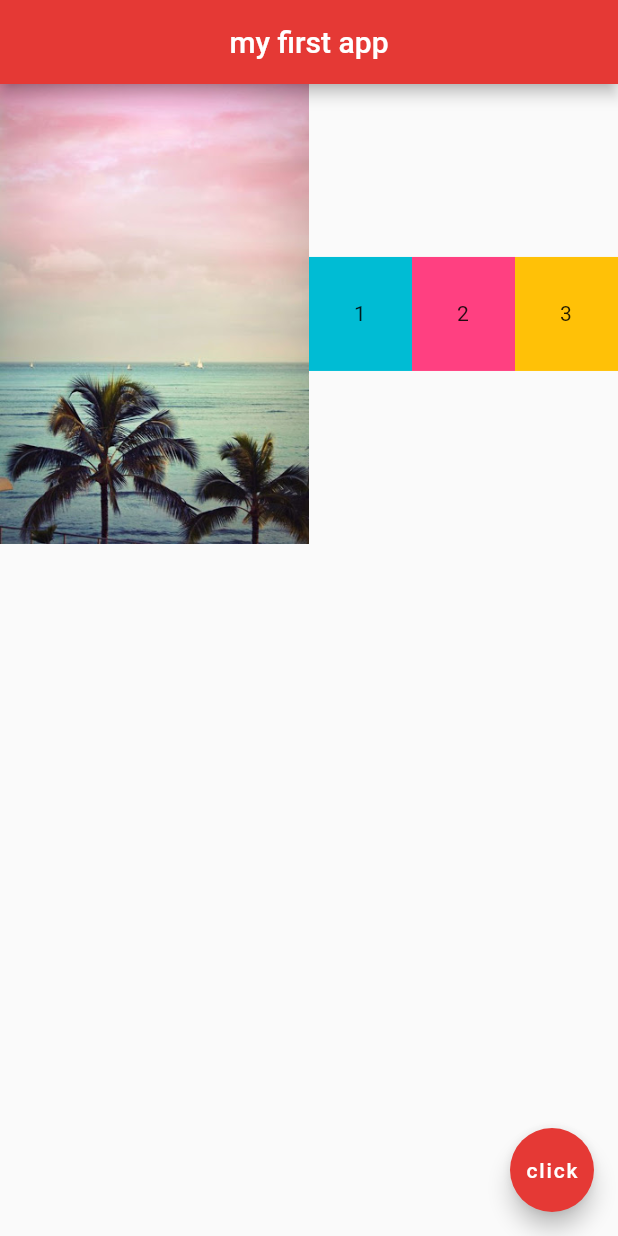
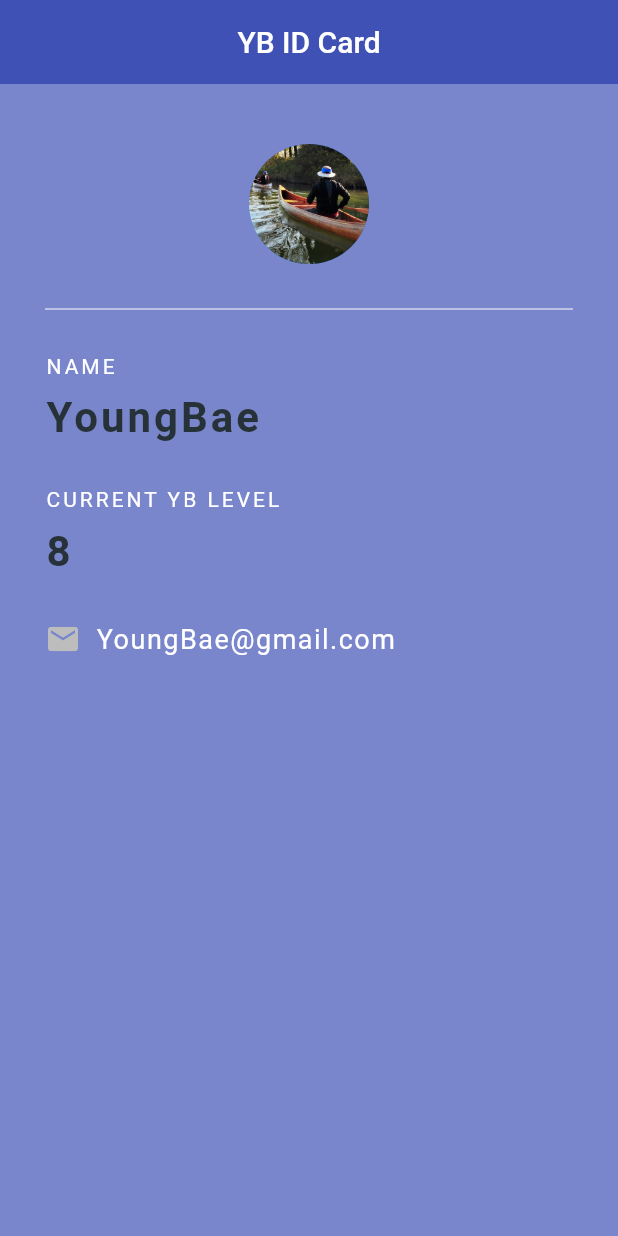
Before and after one commit to canoe726/Flutter-Practice, a Flutter app: the screen it shows after launch, on a phone screen of 412 x 824 dp. Run offline on Flutter 3.47's test engine with Material 2 defaults, Android fonts, the phone set to English and light mode, and no system bars.

Commit message:
Make Id card app

```diff
--- a/lib/main.dart
+++ b/lib/main.dart
@@ -1,54 +1,90 @@
 import 'package:flutter/material.dart';
 
 void main() => runApp(MaterialApp(
-  home: Home(),
+  home: YBCard(),
 ));
 
-class Home extends StatelessWidget {
+class YBCard extends StatelessWidget {
   @override
   Widget build(BuildContext context) {
     return Scaffold(
+      backgroundColor: Colors.indigo[300],
       appBar: AppBar(
-        title: Text('my first app'),
+        title: Text('YB ID Card'),
         centerTitle: true,
-        backgroundColor: Colors.red[600],
+        backgroundColor: Colors.indigo,
+        elevation: 0.0,
       ),
-      body: Row(
-        children: <Widget>[
-          Expanded(
-            child: Image.asset('assets/background1.jpg'),
-            flex: 3,
-          ),
-          Expanded(
-            flex: 1,
-            child: Container(
-              padding: EdgeInsets.all(30.0),
-              color: Colors.cyan,
-              child: Text('1'),
+      body: Padding(
+        padding: EdgeInsets.fromLTRB(30.0, 40.0, 30.0, 0.0),
+        child: Column(
+          crossAxisAlignment: CrossAxisAlignment.start,
+          children: <Widget>[
+            Center(
+              child: CircleAvatar(
+                backgroundImage: AssetImage('assets/canoe.jpg'),
+                radius: 40.0,
+              ),
             ),
-          ),
-          Expanded(
-            flex: 1,
-            child: Container(
-              padding: EdgeInsets.all(30.0),
-              color: Colors.pinkAccent,
-              child: Text('2'),
+            Divider(
+              height: 60.0,
+              color: Colors.white,
             ),
-          ),
-          Expanded(
-            flex: 1,
-            child: Container(
-              padding: EdgeInsets.all(30.0),
-              color: Colors.amber,
-              child: Text('3'),
+            Text(
+              'NAME',
+              style: TextStyle(
+                color: Colors.white,
+                letterSpacing: 2.0,
+              ),
             ),
-          ),
-        ]
-      ),
-      floatingActionButton: FloatingActionButton(
-        onPressed: () {},
-        child: Text('click'),
-        backgroundColor: Colors.red[600],
+            SizedBox(height: 10.0),
+            Text(
+              'YoungBae',
+              style: TextStyle(
+                color: Colors.blueGrey[900],
+                letterSpacing: 2.0,
+                fontSize: 28.0,
+                fontWeight: FontWeight.bold,
+              ),
+            ),
+            SizedBox(height: 30),
+            Text(
+              'CURRENT YB LEVEL',
+              style: TextStyle(
+                color: Colors.white,
+                letterSpacing: 2.0,
+              ),
+            ),
+            SizedBox(height: 10),
+            Text(
+              '8',
+              style: TextStyle(
+                color: Colors.blueGrey[900],
+                letterSpacing: 2.0,
+                fontSize: 28.0,
+                fontWeight: FontWeight.bold,
+              ),
+            ),
+            SizedBox(height: 30),
+            Row(
+              children: <Widget>[
+                Icon(
+                  Icons.email,
+                  color: Colors.grey[400],
+                ),
+                SizedBox(width: 10),
+                Text(
+                  'YoungBae@gmail.com',
+                  style: TextStyle(
+                    color: Colors.white,
+                    fontSize:18.0,
+                    letterSpacing: 1.0,
+                  ),
+                ),
+              ],
+            ),
+          ],
+        ),
       ),
     );
   }
```
Also changed, not shown: assets/canoe.jpg (added).
